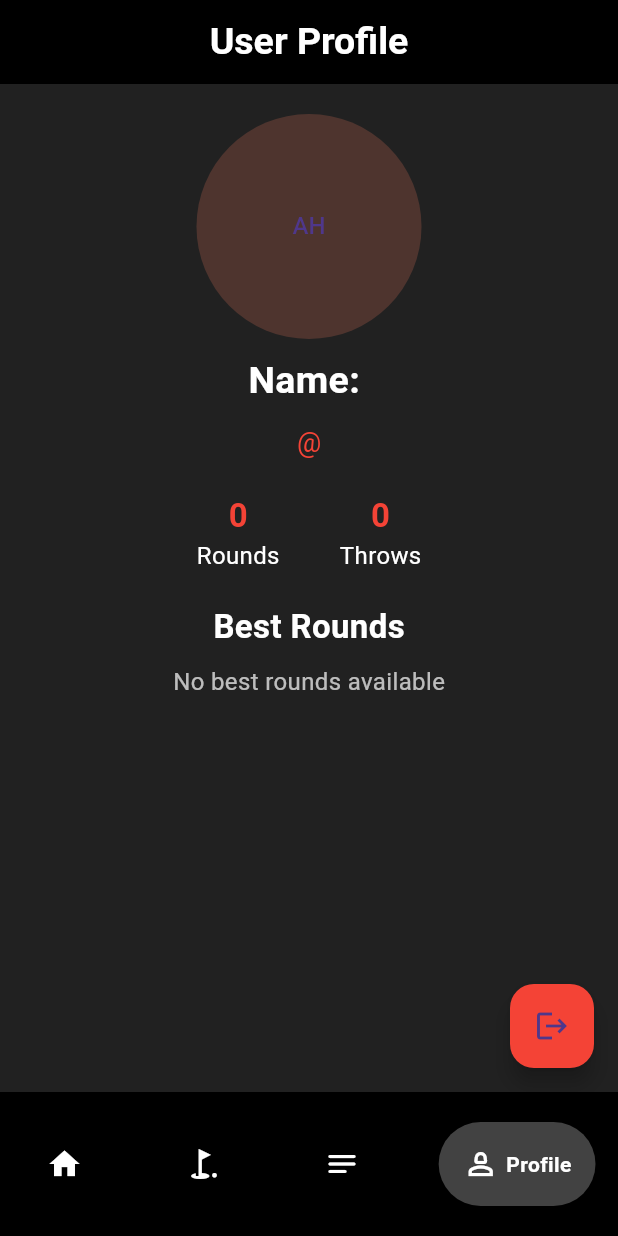
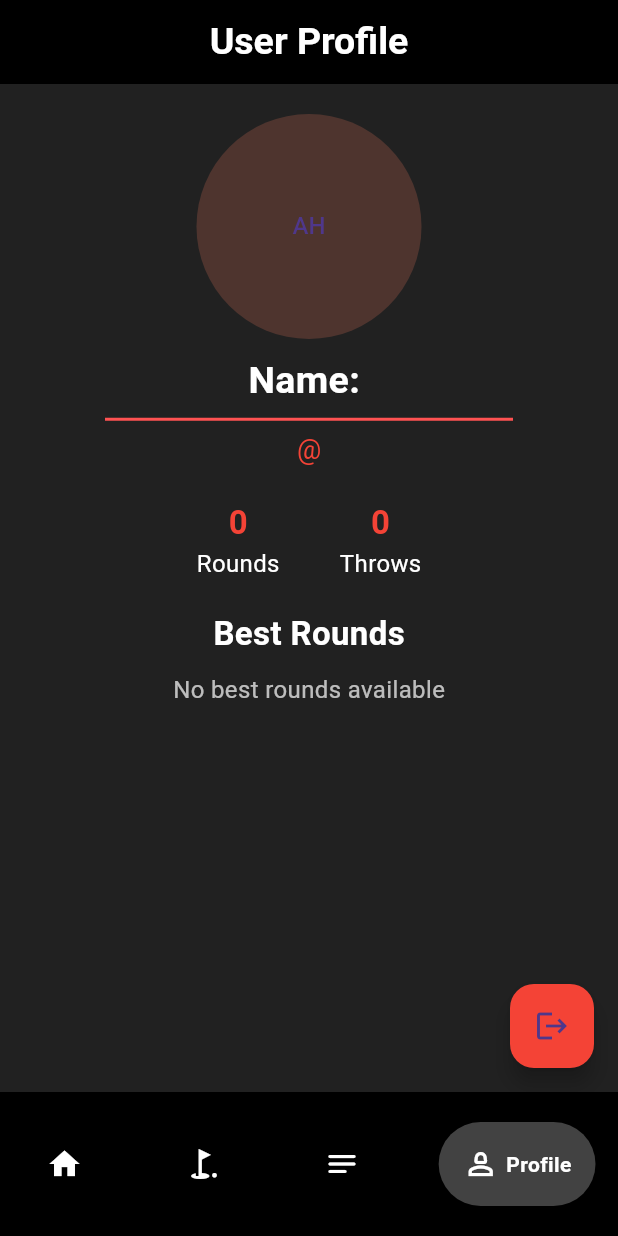
Before and after one commit to udensbalts/BogeyTracker, a Flutter app: the screen it shows once a user with an empty profile is signed in, item 4 of the bottom bar chosen, on a phone screen of 412 x 824 dp. Run offline on Flutter 3.47's test engine with Material 3 defaults, Android fonts, the phone set to English and light mode, and no system bars; drawn by our look-alikes of google_nav_bar; our stand-ins replace cloud_firestore, firebase_auth, firebase_core, get; accounts and stored records are empty.

Commit message:
Updated user profile

```diff
--- a/lib/pages/userprofile.dart
+++ b/lib/pages/userprofile.dart
@@ -216,18 +216,27 @@ class _UserProfileState extends State<UserProfile> {
                       Text(
                         "Name: $name",
                         style: TextStyle(
-                            fontSize: 25,
-                            fontWeight: FontWeight.bold,
-                            color: Colors.white),
+                          fontSize: 25,
+                          fontWeight: FontWeight.bold,
+                          color: Colors.white,
+                        ),
                       ),
-                      SizedBox(height: 10),
+                      Divider(
+                        color: Colors.redAccent,
+                        thickness: 2,
+                        height: 15,
+                        indent: 50,
+                        endIndent: 50,
+                      ),
                       Text(
                         "@$username",
-                        style: TextStyle(fontSize: 18, color: Colors.red),
+                        style: TextStyle(
+                          fontSize: 18,
+                          color: Colors.red,
+                        ),
                       ),
-                      SizedBox(height: 20), // Space before row
+                      SizedBox(height: 20),
 
-                      // New Row with two children
                       Row(
                         mainAxisAlignment: MainAxisAlignment.center,
                         children: [
@@ -324,6 +333,9 @@ class _UserProfileState extends State<UserProfile> {
                                 },
                               ),
                             ),
+                      SizedBox(
+                        height: 15,
+                      )
                     ],
                   ),
                 ),
```
